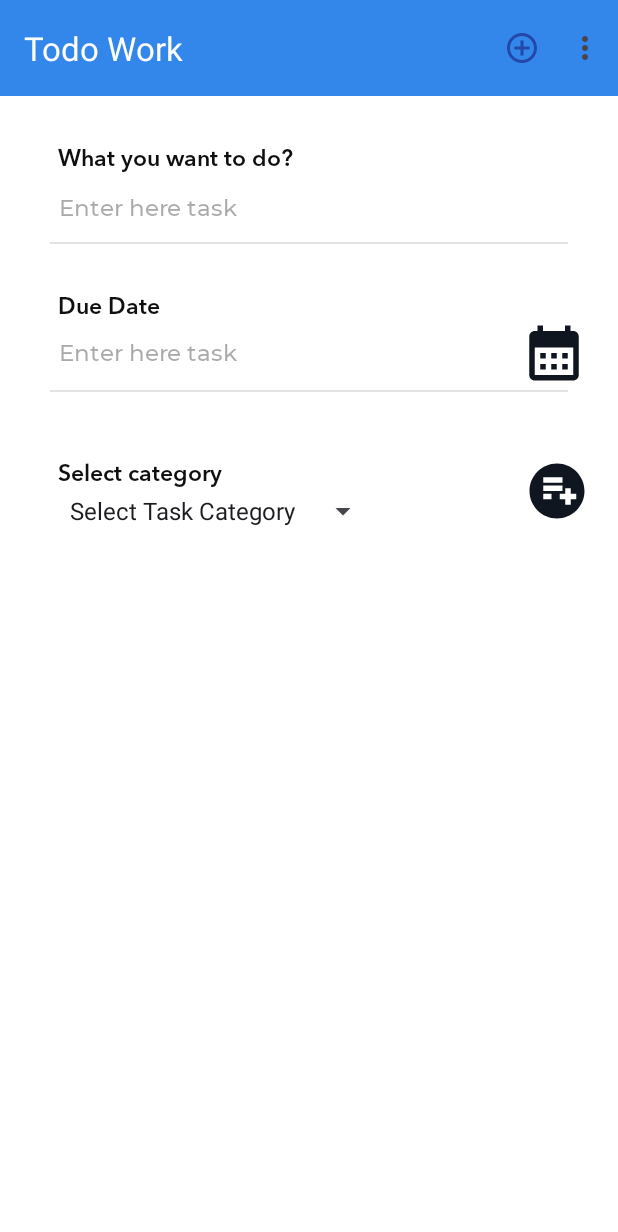
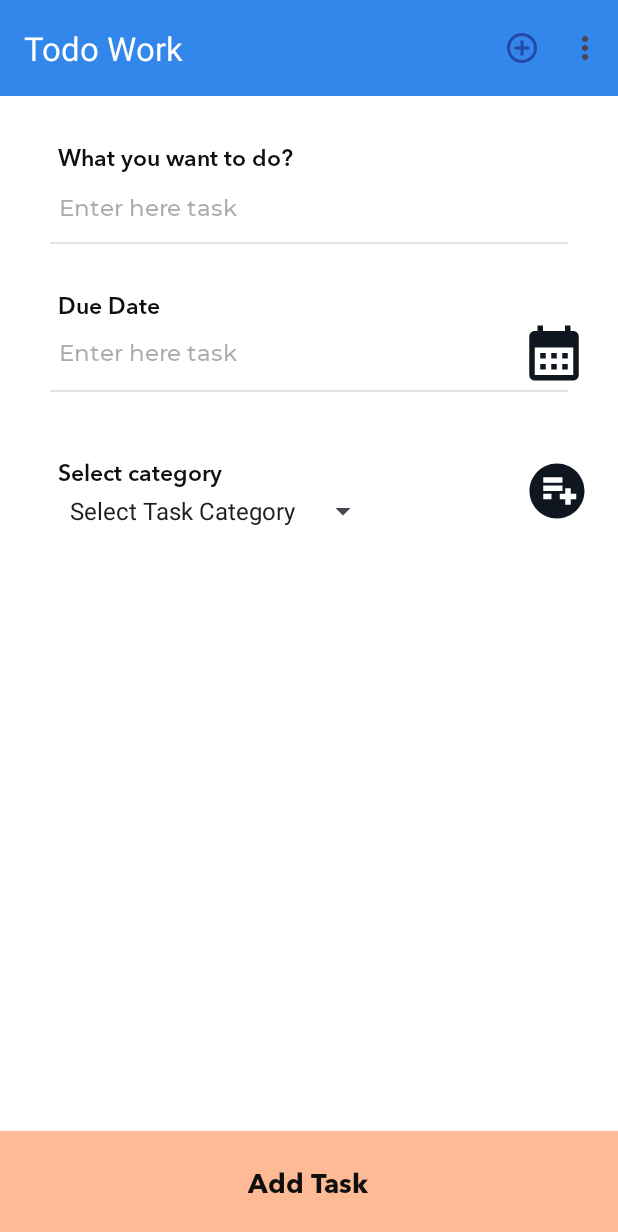
Before and after one commit to Abhaykumarbhumihar/todo_app_kotlin_roomdatabase, an Android app: the screen it shows after launch (MainActivity), on a phone screen of 412 x 824 dp. Shown: the top 1232 px of the screen. Run offline under Robolectric (Android 15) with nearby library versions, the phone set to English and light mode, and no system bars; our stand-ins replace Room's generated code, sdp/ssp sizes.

Commit message:
add task according to category with room database

```diff
--- a/app/src/main/java/com/todoappkotlin/category/repository/CategoryRepository.kt
+++ /dev/null
@@ -1,15 +0,0 @@
-package com.todoappkotlin.category.repository
-
-import com.todoappkotlin.room.CategoryDao
-import com.todoappkotlin.room.CategoryEntity
-
-class CategoryRepository(private val categoryDao: CategoryDao) {
-
-    suspend fun getCategory(): List<CategoryEntity> {
-        return categoryDao.getAllCategory()
-    }
-
-    suspend fun addCategory(categoryEntity: CategoryEntity) {
-        categoryDao.insertCategory(categoryEntity)
-    }
-}
--- a/app/src/main/java/com/todoappkotlin/category/view/ActiveTodoListFragment.kt
+++ b/app/src/main/java/com/todoappkotlin/category/view/ActiveTodoListFragment.kt
@@ -3,6 +3,7 @@ package com.todoappkotlin.category.view
 import android.app.DatePickerDialog
 import android.app.TimePickerDialog
 import android.os.Bundle
+import android.util.Log
 import androidx.fragment.app.Fragment
 import android.view.LayoutInflater
 import android.view.Menu
@@ -11,20 +12,20 @@ import android.view.MenuItem
 import android.view.View
 import android.view.ViewGroup
 import android.widget.AdapterView
-import android.widget.ArrayAdapter
 import android.widget.Toast
 import androidx.appcompat.app.AppCompatActivity
 import androidx.lifecycle.ViewModelProvider
 import com.todoappkotlin.R
 import com.todoappkotlin.category.CategoryCallback
-import com.todoappkotlin.category.repository.CategoryRepository
+import com.todoappkotlin.category.repository.AddTaskRepository
 import com.todoappkotlin.category.view.adapter.CategorySpinnerAdapter
 import com.todoappkotlin.category.view.dialog.CategoryDialogFragment
-import com.todoappkotlin.category.viewmodel.CategoryViewModelFactory
-import com.todoappkotlin.category.viewmodel.CateogryViewModel
+import com.todoappkotlin.category.viewmodel.AddTaskViewModelFactory
+import com.todoappkotlin.category.viewmodel.AddTaskViewModel
 import com.todoappkotlin.databinding.FragmentActiveTodoListBinding
 import com.todoappkotlin.room.AppDataBase
 import com.todoappkotlin.room.CategoryEntity
+import com.todoappkotlin.room.TodoEntity
 import java.util.Calendar
 
 
@@ -36,13 +37,15 @@ class ActiveTodoListFragment : Fragment(), CategoryDialogFragment.CategoryDialog
     private var timeSelected: Boolean = false
 
 
-    private lateinit var cateogryViewModel: CateogryViewModel
-    private lateinit var categoryRepository: CategoryRepository
+    private lateinit var cateogryViewModel: AddTaskViewModel
+    private lateinit var categoryRepository: AddTaskRepository
 
     lateinit var categorylist: List<CategoryEntity>
 
     private var isCategorySelected = false // Track if a valid category is selected
     private var lastSelectedPosition = 0 // Track the last selected position
+
+    var selectedCategoryIdForSaveInTodo: Int? = null
 
     override fun onCreateView(
         inflater: LayoutInflater, container: ViewGroup?, savedInstanceState: Bundle?
@@ -61,10 +64,10 @@ class ActiveTodoListFragment : Fragment(), CategoryDialogFragment.CategoryDialog
         setHasOptionsMenu(true)
 
         val categoryDao = context?.let { AppDataBase.getDatabase(it).categoryDao() }
-        categoryRepository = categoryDao?.let { CategoryRepository(it) }!!
+        categoryRepository = categoryDao?.let { AddTaskRepository(it) }!!
 
-        val viewModelFactory = CategoryViewModelFactory(categoryRepository)
-        cateogryViewModel = ViewModelProvider(this, viewModelFactory)[CateogryViewModel::class.java]
+        val viewModelFactory = AddTaskViewModelFactory(categoryRepository)
+        cateogryViewModel = ViewModelProvider(this, viewModelFactory)[AddTaskViewModel::class.java]
 
         refreshCategoryList()
 
@@ -98,6 +101,36 @@ class ActiveTodoListFragment : Fragment(), CategoryDialogFragment.CategoryDialog
         binding.addCateogry.setOnClickListener {
             showAddCategoryDialog()
         }
+
+        binding.llAddtask.setOnClickListener {
+            val taskname = binding.edtaskname.text.toString()
+            if (taskname.isEmpty()) {
+                Toast.makeText(context, "Please enter task name", Toast.LENGTH_LONG).show()
+
+            } else {
+                val duedate = binding.tvduedate.text.toString() + ""
+                val time = binding.tvtime.text.toString() + ""
+                val todo = TodoEntity(
+                    taskName = "Buy groceries",
+                    categoryId = selectedCategoryIdForSaveInTodo!!,
+                    date = duedate,
+                    time = time
+                )
+                cateogryViewModel.addTodoTask(todo, object : CategoryCallback<String> {
+                    override fun onSuccess(categories: String) {
+                        requireActivity().runOnUiThread {
+                            Toast.makeText(context, "Task is added", Toast.LENGTH_LONG).show()
+                        }
+                    }
+
+                    override fun onError(exception: Exception) {
+                        requireActivity().runOnUiThread {
+                            Log.w("ONERROR ", exception.message!!)
+                        }
+                    }
+                })
+            }
+        }
         setupSpinnerListener()
     }
 
@@ -119,28 +152,6 @@ class ActiveTodoListFragment : Fragment(), CategoryDialogFragment.CategoryDialog
         datePickerDialog.show()
     }
 
-
-    private fun refreshCategoryList() {
-        cateogryViewModel.getCategoryList(object : CategoryCallback<List<CategoryEntity>> {
-            override fun onSuccess(categories: List<CategoryEntity>) {
-                requireActivity().runOnUiThread {
-                    categorylist = categories // Store the categories for later use
-                    val categoryNames = mutableListOf("Select Task Category") // Add a placeholder
-                    categoryNames.addAll(categories.map { it.categoryName }) // Append actual categories
-                    setupCategorySpinner(categoryNames) // Set up spinner with category names
-
-                }
-            }
-
-            override fun onError(exception: Exception) {
-                requireActivity().runOnUiThread {
-                    Toast.makeText(
-                        context, "Error: ${exception.message}", Toast.LENGTH_SHORT
-                    ).show()
-                }
-            }
-        })
-    }
 
     private fun showTimePicker() {
         val calendar = Calendar.getInstance()
@@ -179,7 +190,32 @@ class ActiveTodoListFragment : Fragment(), CategoryDialogFragment.CategoryDialog
         binding.cleartime.visibility = View.GONE // Hide clear time button
     }
 
-    private fun setupCategorySpinner(categoryNames: List<String>) {
+    private fun refreshCategoryList() {
+        cateogryViewModel.getCategoryList(object : CategoryCallback<List<CategoryEntity>> {
+            override fun onSuccess(categories: List<CategoryEntity>) {
+                requireActivity().runOnUiThread {
+                    categorylist = categories // Store the categories for later use
+                    val categoryNames = mutableListOf("Select Task Category") // Add a placeholder
+                    val categoryEntities = mutableListOf(CategoryEntity(-0, "Select Task Category"))
+                    categoryEntities.addAll(categories) // Add actual categories to the list
+
+                    setupCategorySpinner(categoryEntities) // Set up spinner with CategoryEntity objects
+
+                }
+            }
+
+            override fun onError(exception: Exception) {
+                requireActivity().runOnUiThread {
+                    Log.w("CHECK ERROR ", exception.message!!)
+                    Toast.makeText(
+                        context, "Error: ${exception.message}", Toast.LENGTH_SHORT
+                    ).show()
+                }
+            }
+        })
+    }
+
+    private fun setupCategorySpinner(categoryNames: List<CategoryEntity>) {
         val adapter = CategorySpinnerAdapter(requireContext(), categoryNames)
         adapter.setDropDownViewResource(android.R.layout.simple_spinner_dropdown_item)
         binding.categorySpinner.adapter = adapter // Set the adapter to the Spinner
@@ -197,12 +233,13 @@ class ActiveTodoListFragment : Fragment(), CategoryDialogFragment.CategoryDialog
                 override fun onItemSelected(
                     parent: AdapterView<*>, view: View, position: Int, id: Long
                 ) {
-                    val selectedCategory = parent.getItemAtPosition(position) as String
+                    // Cast the selected item to CategoryEntity
+                    val selectedCategory = parent.getItemAtPosition(position) as CategoryEntity
 
                     // If the placeholder is selected
-                    if (selectedCategory == "Select Task Category" && !isCategorySelected) {
+                    if (selectedCategory.categoryName == "Select Task Category" && !isCategorySelected) {
                         // Do nothing; it's the initial selection
-                    } else if (selectedCategory == "Select Task Category" && isCategorySelected) {
+                    } else if (selectedCategory.categoryName == "Select Task Category" && isCategorySelected) {
                         // Show a message that the placeholder cannot be selected again
                         Toast.makeText(
                             requireContext(),
@@ -214,13 +251,25 @@ class ActiveTodoListFragment : Fragment(), CategoryDialogFragment.CategoryDialog
                     } else {
                         // Valid category selected
                         isCategorySelected = true // Mark that a valid category has been selected
-                        // Perform your action based on the selected category
 
+                        // Get the ID of the selected CategoryEntity
+                        val selectedCategoryId = selectedCategory.id
+                        // You can now use selectedCategoryId for further operations
+
+                        // Example: Printing the selected category ID
+                        Toast.makeText(
+                            requireContext(),
+                            "Selected Category ID: $selectedCategoryId",
+                            Toast.LENGTH_SHORT
+                        ).show()
+
+                        // Store or use the selectedCategory for further actions
+                        selectedCategoryIdForSaveInTodo = selectedCategory.id
                     }
                 }
 
                 override fun onNothingSelected(parent: AdapterView<*>) {
-
+                    // Handle case when nothing is selected (optional)
                 }
             }
     }
@@ -272,6 +321,7 @@ class ActiveTodoListFragment : Fragment(), CategoryDialogFragment.CategoryDialog
 
             override fun onError(exception: Exception) {
                 requireActivity().runOnUiThread {
+
                     Toast.makeText(
                         context, "Error: ${exception.message}", Toast.LENGTH_SHORT
                     ).show()
--- a/app/src/main/java/com/todoappkotlin/category/view/adapter/CategorySpinnerAdapter.kt
+++ b/app/src/main/java/com/todoappkotlin/category/view/adapter/CategorySpinnerAdapter.kt
@@ -6,21 +6,39 @@ import android.view.View
 import android.view.ViewGroup
 import android.widget.ArrayAdapter
 import android.widget.TextView
+import com.todoappkotlin.room.CategoryEntity
 
-class CategorySpinnerAdapter(context: Context, categories: List<String>) : ArrayAdapter<String>(context, android.R.layout.simple_spinner_item, categories) {
+class CategorySpinnerAdapter(context: Context, categories: List<CategoryEntity>) :
+    ArrayAdapter<CategoryEntity>(context, android.R.layout.simple_spinner_item, categories) {
 
     private val inflater: LayoutInflater = LayoutInflater.from(context)
 
+    // Override the getView method to customize the view of the selected item
+    override fun getView(position: Int, convertView: View?, parent: ViewGroup): View {
+        val view = super.getView(position, convertView, parent)
+        val textView = view.findViewById<TextView>(android.R.id.text1)
+
+        // Set the category name as the text for the selected item
+        textView.text = getItem(position)?.categoryName
+
+        return view
+    }
+
+    // Override the getDropDownView method to customize the dropdown items
     override fun getDropDownView(position: Int, convertView: View?, parent: ViewGroup): View {
         val view = super.getDropDownView(position, convertView, parent)
         val textView = view.findViewById<TextView>(android.R.id.text1)
 
+        // Set the category name for dropdown items
+        textView.text = getItem(position)?.categoryName
+
         // Highlight "Select Task Category" by changing its text color
-        if (getItem(position) == "Select Task Category") {
+        if (getItem(position)?.categoryName == "Select Task Category") {
             textView.setTextColor(context.getColor(android.R.color.holo_blue_light)) // or any color you want
         } else {
             textView.setTextColor(context.getColor(android.R.color.black))
         }
+
         return view
     }
 }
--- a/app/src/main/java/com/todoappkotlin/category/viewmodel/CategoryViewModelFactory.kt
+++ b/app/src/main/java/com/todoappkotlin/category/viewmodel/AddTaskViewModelFactory.kt
@@ -2,15 +2,15 @@ package com.todoappkotlin.category.viewmodel
 
 import androidx.lifecycle.ViewModel
 import androidx.lifecycle.ViewModelProvider
-import com.todoappkotlin.category.repository.CategoryRepository
+import com.todoappkotlin.category.repository.AddTaskRepository
 import java.lang.IllegalArgumentException
 
 
-class CategoryViewModelFactory (private val  repository: CategoryRepository):ViewModelProvider.Factory{
+class AddTaskViewModelFactory (private val  repository: AddTaskRepository):ViewModelProvider.Factory{
     override fun <T : ViewModel> create(modelClass: Class<T>): T {
 
-        if(modelClass.isAssignableFrom(CateogryViewModel::class.java)){
-            return CateogryViewModel(repository) as T
+        if(modelClass.isAssignableFrom(AddTaskViewModel::class.java)){
+            return AddTaskViewModel(repository) as T
         }
      throw  IllegalArgumentException("Unknow ViewModel class")
     }
--- a/app/src/main/java/com/todoappkotlin/room/AppDataBase.kt
+++ b/app/src/main/java/com/todoappkotlin/room/AppDataBase.kt
@@ -5,7 +5,7 @@ import androidx.room.Database
 import androidx.room.Room
 import androidx.room.RoomDatabase
 
-@Database(entities = [CategoryEntity::class], version = 1, exportSchema = false)
+@Database(entities = [CategoryEntity::class, TodoEntity::class], version = 2, exportSchema = false)
 abstract class AppDataBase : RoomDatabase() {
     abstract fun categoryDao(): CategoryDao
 
@@ -18,7 +18,9 @@ abstract class AppDataBase : RoomDatabase() {
             return INSTANCE ?: synchronized(this) {
                 val instance = Room.databaseBuilder(
                     context.applicationContext, AppDataBase::class.java, "todo_database"
-                ).build()
+                )
+
+                    .build()
                 INSTANCE = instance
                 instance
             }
--- a/app/src/main/java/com/todoappkotlin/room/CategoryDao.kt
+++ b/app/src/main/java/com/todoappkotlin/room/CategoryDao.kt
@@ -4,6 +4,7 @@ import androidx.room.Dao
 import androidx.room.Insert
 import androidx.room.OnConflictStrategy
 import androidx.room.Query
+import androidx.room.Transaction
 
 @Dao
 interface CategoryDao {
@@ -15,4 +16,14 @@ interface CategoryDao {
     @Query("SELECT * FROM category")
     suspend fun  getAllCategory():  List<CategoryEntity>
 
+
+    // Insert a Task (TodoEntity)
+    @Insert(onConflict = OnConflictStrategy.REPLACE)
+    suspend fun insertTodoTask(todoEntity: TodoEntity)
+
+
+    @Transaction
+    @Query("SELECT * FROM todotask")
+    suspend fun getTodoTasksWithCategory(): List<TodoWithCategory>
+
 }
--- a/app/src/main/res/layout/fragment_active_todo_list.xml
+++ b/app/src/main/res/layout/fragment_active_todo_list.xml
@@ -38,7 +38,7 @@
             android:visibility="visible" />
 
         <androidx.appcompat.widget.AppCompatEditText
-            android:id="@+id/ed_email1"
+            android:id="@+id/edtaskname"
             android:layout_width="match_parent"
             android:layout_height="@dimen/_36sdp"
             android:layout_marginStart="@dimen/_10sdp"
@@ -245,4 +245,29 @@
 
     </LinearLayout>
 
+    <RelativeLayout
+        android:layout_width="match_parent"
+        android:layout_height="match_parent"
+        android:layout_alignParentBottom="true">
+
+
+        <LinearLayout
+            android:id="@+id/ll_addtask"
+            android:layout_width="match_parent"
+            android:layout_height="@dimen/_54sdp"
+            android:layout_alignParentBottom="true"
+            android:background="@color/colorLightOrange"
+            android:gravity="center">
+
+            <androidx.appcompat.widget.AppCompatTextView
+                android:layout_width="wrap_content"
+                android:layout_height="wrap_content"
+                android:layout_gravity="center"
+                android:fontFamily="@font/avenirnextltpro_bold"
+                android:padding="@dimen/_2sdp"
+                android:text="Add Task"
+                android:textColor="@color/colorBlack"
+                android:textSize="@dimen/_14sdp" />
+        </LinearLayout>
+    </RelativeLayout>
 </androidx.appcompat.widget.LinearLayoutCompat>
```
Also changed, not shown: app/src/main/java/com/todoappkotlin/MainActivity.kt (+0 -8 lines), app/src/main/java/com/todoappkotlin/category/repository/AddTaskRepository.kt (added, +25 -0 lines), app/src/main/java/com/todoappkotlin/category/viewmodel/AddTaskViewModel.kt (renamed from app/src/main/java/com/todoappkotlin/category/viewmodel/CateogryViewModel.kt, +15 -2 lines), app/src/main/java/com/todoappkotlin/room/TodoEntity.kt (added, +39 -0 lines).
